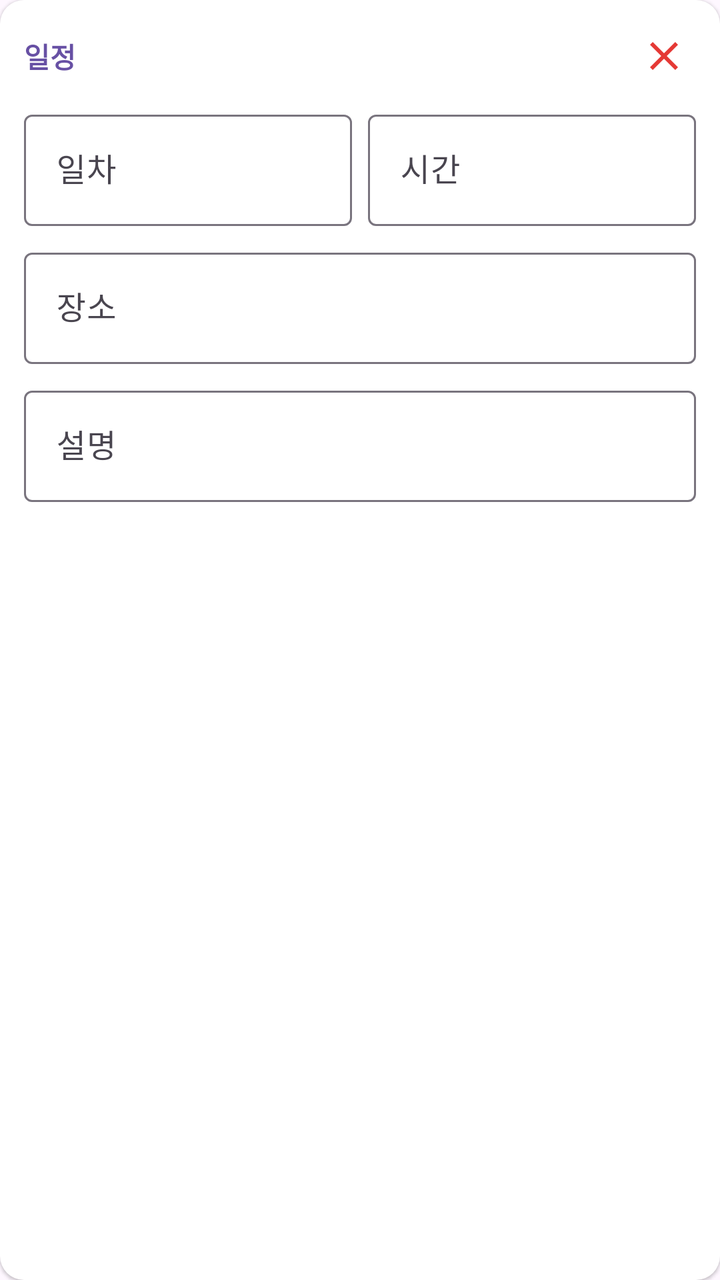
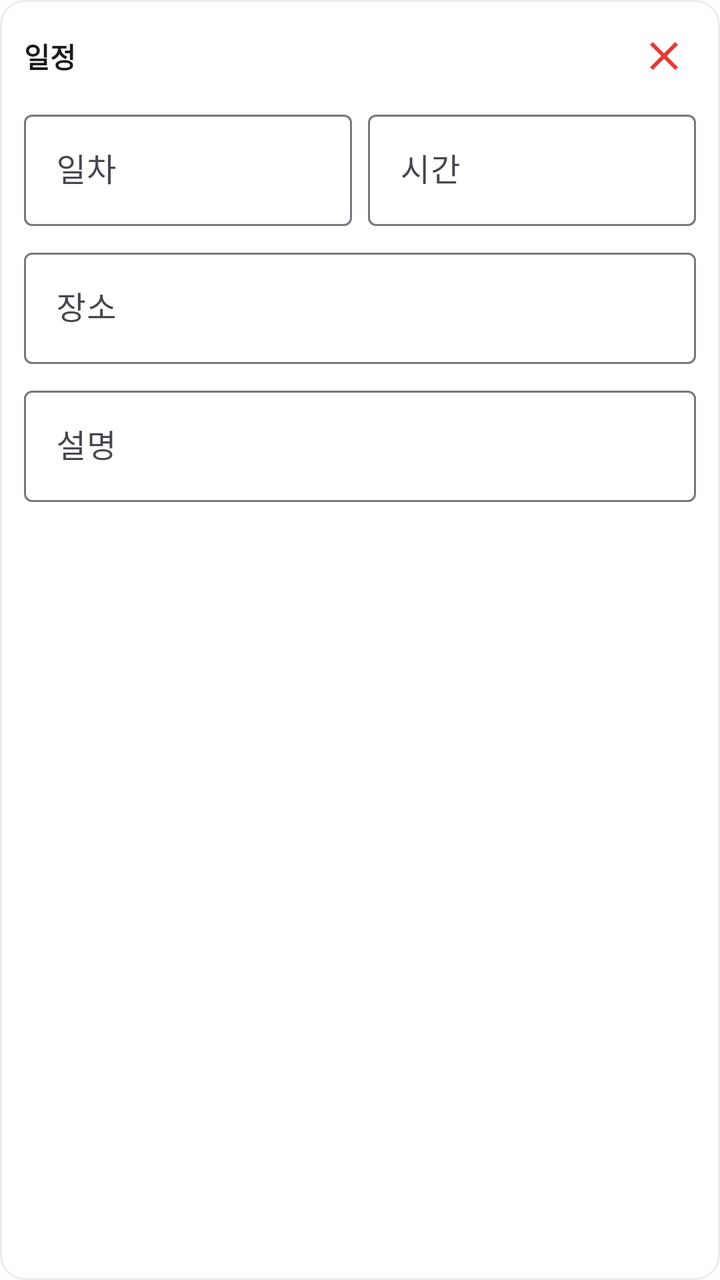

Two renders of the same Android screen: before a commit and after it. Below are the layout's source before the change and the commit's diff.
<!-- AndroidManifest.xml: application theme Theme.TripShare -->
<!-- res/layout/item_schedule_input.xml -->
<?xml version="1.0" encoding="utf-8"?>
<LinearLayout xmlns:android="http://schemas.android.com/apk/res/android"
    xmlns:app="http://schemas.android.com/apk/res-auto"
    android:layout_width="match_parent"
    android:layout_height="wrap_content"
    android:layout_marginBottom="12dp"
    android:background="@drawable/bg_rounded_card"
    android:elevation="1dp"
    android:orientation="vertical"
    android:padding="12dp">

    <LinearLayout
        android:layout_width="match_parent"
        android:layout_height="wrap_content"
        android:gravity="center_vertical"
        android:orientation="horizontal">

        <TextView
            android:layout_width="0dp"
            android:layout_height="wrap_content"
            android:layout_weight="1"
            android:text="@string/schedule_item"
            android:textColor="@color/purple_primary"
            android:textSize="14sp"
            android:textStyle="bold" />

        <ImageButton
            android:id="@+id/btn_remove"
            android:layout_width="32dp"
            android:layout_height="32dp"
            android:background="?attr/selectableItemBackgroundBorderless"
            android:contentDescription="@string/remove_schedule"
            android:src="@drawable/ic_remove" />
    </LinearLayout>

    <LinearLayout
        android:layout_width="match_parent"
        android:layout_height="wrap_content"
        android:layout_marginTop="8dp"
        android:orientation="horizontal">

        <com.google.android.material.textfield.TextInputLayout
            android:layout_width="0dp"
            android:layout_height="wrap_content"
            android:layout_marginEnd="8dp"
            android:layout_weight="1"
            android:hint="@string/schedule_day"
            app:boxBackgroundMode="outline">

            <com.google.android.material.textfield.TextInputEditText
                android:id="@+id/et_day"
                android:layout_width="match_parent"
                android:layout_height="wrap_content"
                android:inputType="number" />
        </com.google.android.material.textfield.TextInputLayout>

        <com.google.android.material.textfield.TextInputLayout
            android:layout_width="0dp"
            android:layout_height="wrap_content"
            android:layout_weight="1"
            android:hint="@string/schedule_time"
            app:boxBackgroundMode="outline">

            <com.google.android.material.textfield.TextInputEditText
                android:id="@+id/et_time"
                android:layout_width="match_parent"
                android:layout_height="wrap_content"
                android:focusable="false"
                android:inputType="none" />
        </com.google.android.material.textfield.TextInputLayout>
    </LinearLayout>

    <com.google.android.material.textfield.TextInputLayout
        android:layout_width="match_parent"
        android:layout_height="wrap_content"
        android:layout_marginTop="8dp"
        android:hint="@string/schedule_place"
        app:boxBackgroundMode="outline">

        <com.google.android.material.textfield.TextInputEditText
            android:id="@+id/et_place"
            android:layout_width="match_parent"
            android:layout_height="wrap_content" />
    </com.google.android.material.textfield.TextInputLayout>

    <com.google.android.material.textfield.TextInputLayout
        android:layout_width="match_parent"
        android:layout_height="wrap_content"
        android:layout_marginTop="8dp"
        android:hint="@string/schedule_desc"
        app:boxBackgroundMode="outline">

        <com.google.android.material.textfield.TextInputEditText
            android:id="@+id/et_description"
            android:layout_width="match_parent"
            android:layout_height="wrap_content" />
    </com.google.android.material.textfield.TextInputLayout>
</LinearLayout>
<!-- resources referenced by this layout -->
<resources>
  <color name="purple_primary">#6750A4</color>
  <!-- drawable bg_rounded_card (drawable) -->
  <?xml version="1.0" encoding="utf-8"?>
  <shape xmlns:android="http://schemas.android.com/apk/res/android"
      android:shape="rectangle">
      <solid android:color="@color/card_bg" />
      <corners android:radius="12dp" />
  </shape>
  <!-- drawable ic_remove (drawable) -->
  <vector xmlns:android="http://schemas.android.com/apk/res/android"
      android:width="24dp"
      android:height="24dp"
      android:viewportWidth="24"
      android:viewportHeight="24">
      <path
          android:fillColor="@color/like_red"
          android:pathData="M19,6.41L17.59,5 12,10.59 6.41,5 5,6.41 10.59,12 5,17.59 6.41,19 12,13.41 17.59,19 19,17.59 13.41,12z" />
  </vector>
  <string name="remove_schedule">일정 삭제</string>
  <string name="schedule_day">일차</string>
  <string name="schedule_desc">설명</string>
  <string name="schedule_item">일정</string>
  <string name="schedule_place">장소</string>
  <string name="schedule_time">시간</string>
  <style name="Theme.TripShare" parent="Base.Theme.TripShare" />
  <color name="card_bg">#FFFFFF</color>
  <color name="like_red">#E53935</color>
  <style name="Base.Theme.TripShare" parent="Theme.Material3.DayNight.NoActionBar">
          <item name="colorPrimary">@color/purple_primary</item>
          <item name="colorPrimaryDark">@color/purple_dark</item>
          <item name="colorAccent">@color/purple_primary</item>
          <item name="android:statusBarColor">@color/white</item>
          <item name="android:windowLightStatusBar">true</item>
          <item name="android:navigationBarColor">@color/white</item>
      </style>
  <color name="purple_dark">#4F378B</color>
  <color name="white">#FFFFFFFF</color>
</resources>

<!-- the commit's change to res/layout/item_schedule_input.xml (unified diff, before → after) -->
@@ -5,7 +5,6 @@
     android:layout_height="wrap_content"
     android:layout_marginBottom="12dp"
     android:background="@drawable/bg_rounded_card"
-    android:elevation="1dp"
     android:orientation="vertical"
     android:padding="12dp">
 
@@ -20,7 +19,7 @@
             android:layout_height="wrap_content"
             android:layout_weight="1"
             android:text="@string/schedule_item"
-            android:textColor="@color/purple_primary"
+            android:textColor="@color/text_primary"
             android:textSize="14sp"
             android:textStyle="bold" />
 
<!-- resource entries referenced after the edit -->
@@ -1,11 +1,15 @@
 <!-- resources referenced by this layout -->
 <resources>
-  <color name="purple_primary">#6750A4</color>
+  <color name="text_primary">#1A1A1A</color>
+  <color name="purple_primary">#5C43C2</color>
   <!-- drawable bg_rounded_card (drawable) -->
   <?xml version="1.0" encoding="utf-8"?>
   <shape xmlns:android="http://schemas.android.com/apk/res/android"
       android:shape="rectangle">
       <solid android:color="@color/card_bg" />
+      <stroke
+          android:width="1dp"
+          android:color="@color/divider" />
       <corners android:radius="12dp" />
   </shape>
   <!-- drawable ic_remove (drawable) -->
@@ -26,16 +30,22 @@
   <string name="schedule_time">시간</string>
   <style name="Theme.TripShare" parent="Base.Theme.TripShare" />
   <color name="card_bg">#FFFFFF</color>
+  <color name="divider">#EBEBEB</color>
   <color name="like_red">#E53935</color>
   <style name="Base.Theme.TripShare" parent="Theme.Material3.DayNight.NoActionBar">
           <item name="colorPrimary">@color/purple_primary</item>
           <item name="colorPrimaryDark">@color/purple_dark</item>
           <item name="colorAccent">@color/purple_primary</item>
-          <item name="android:statusBarColor">@color/white</item>
+          <item name="android:colorBackground">@color/background</item>
+          <item name="colorSurface">@color/card_bg</item>
+          <item name="android:windowBackground">@color/background</item>
+          <item name="android:statusBarColor">@color/background</item>
           <item name="android:windowLightStatusBar">true</item>
-          <item name="android:navigationBarColor">@color/white</item>
+          <item name="android:navigationBarColor">@color/background</item>
+          <item name="android:windowLightNavigationBar" tools:targetApi="27">true</item>
+          <item name="android:windowOptOutEdgeToEdgeEnforcement" tools:targetApi="35">true</item>
       </style>
-  <color name="purple_dark">#4F378B</color>
-  <color name="white">#FFFFFFFF</color>
+  <color name="purple_dark">#4A35A0</color>
+  <color name="background">#FEFEFE</color>
 </resources>
 
